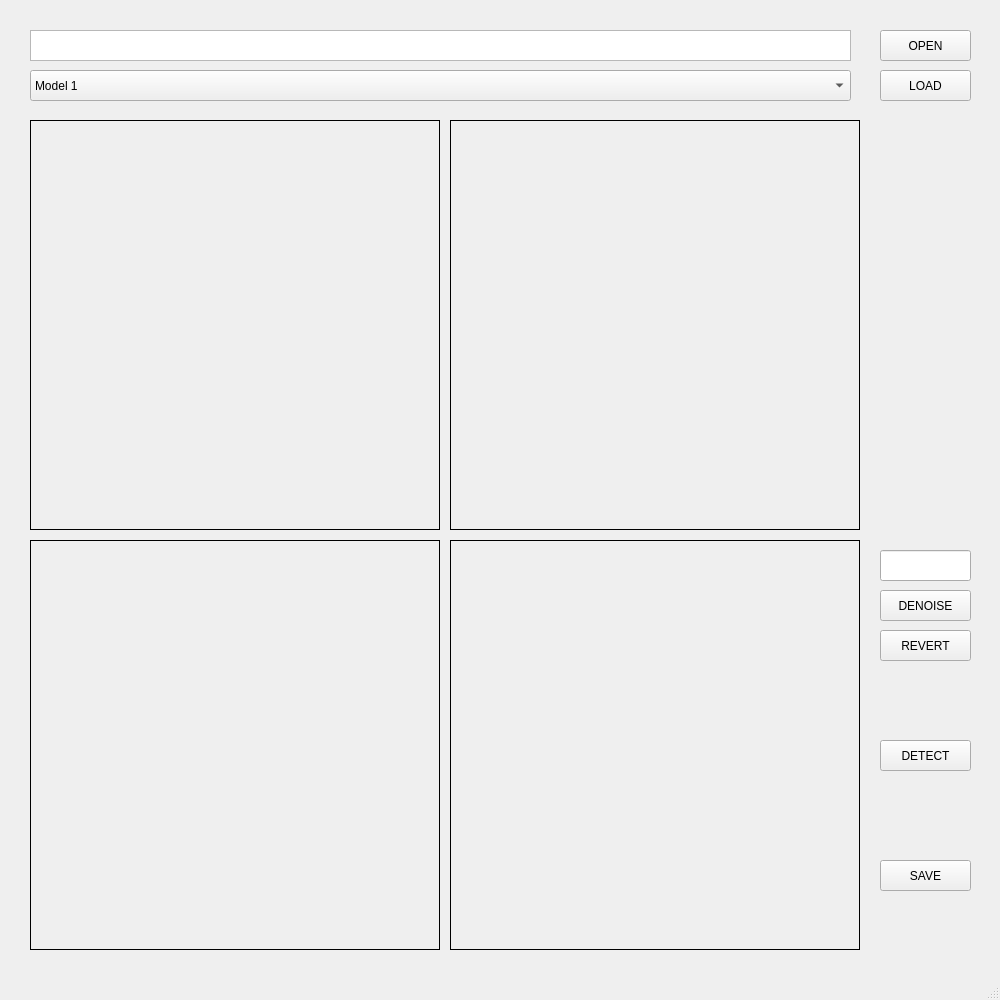
gemengshu/AtomSegGUI, file AtomSeg_V1.ui: the form before one commit.
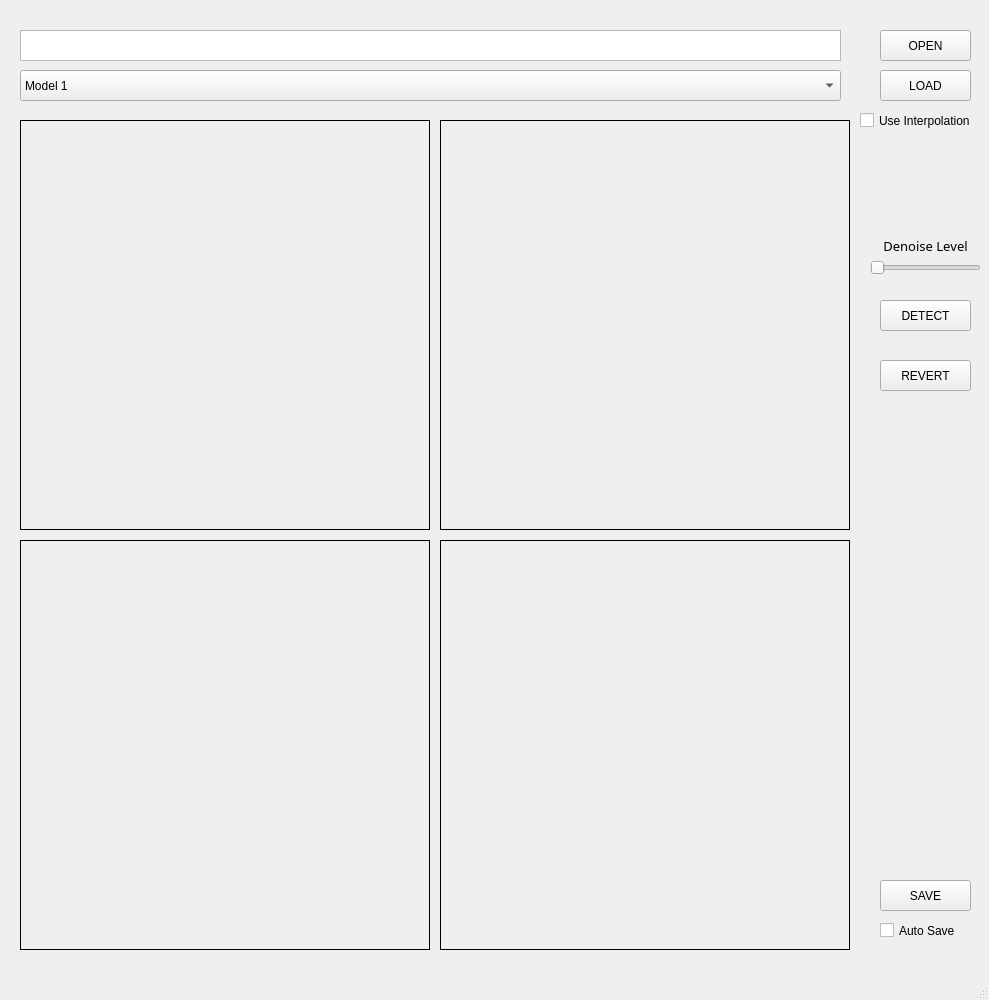
The form after the commit.

Diff of the .ui file:
```diff
--- a/AtomSeg_V1.ui
+++ b/AtomSeg_V1.ui
@@ -6,7 +6,7 @@
    <rect>
     <x>0</x>
     <y>0</y>
-    <width>1000</width>
+    <width>989</width>
     <height>1000</height>
    </rect>
   </property>
@@ -20,7 +20,7 @@
     </property>
     <property name="geometry">
      <rect>
-      <x>30</x>
+      <x>20</x>
       <y>30</y>
       <width>821</width>
       <height>31</height>
@@ -56,7 +56,7 @@
    <widget class="QLabel" name="ori">
     <property name="geometry">
      <rect>
-      <x>30</x>
+      <x>20</x>
       <y>120</y>
       <width>410</width>
       <height>410</height>
@@ -75,7 +75,7 @@
    <widget class="QLabel" name="model_output">
     <property name="geometry">
      <rect>
-      <x>450</x>
+      <x>440</x>
       <y>120</y>
       <width>410</width>
       <height>410</height>
@@ -94,7 +94,7 @@
    <widget class="QLabel" name="preprocess">
     <property name="geometry">
      <rect>
-      <x>30</x>
+      <x>20</x>
       <y>540</y>
       <width>410</width>
       <height>410</height>
@@ -113,7 +113,7 @@
    <widget class="QLabel" name="detect_result">
     <property name="geometry">
      <rect>
-      <x>450</x>
+      <x>440</x>
       <y>540</y>
       <width>410</width>
       <height>410</height>
@@ -129,34 +129,11 @@
      <bool>true</bool>
     </property>
    </widget>
-   <widget class="QPushButton" name="denoise">
-    <property name="geometry">
-     <rect>
-      <x>880</x>
-      <y>590</y>
-      <width>91</width>
-      <height>31</height>
-     </rect>
-    </property>
-    <property name="text">
-     <string>DENOISE</string>
-    </property>
-   </widget>
-   <widget class="QLineEdit" name="se_num">
-    <property name="geometry">
-     <rect>
-      <x>880</x>
-      <y>550</y>
-      <width>91</width>
-      <height>31</height>
-     </rect>
-    </property>
-   </widget>
    <widget class="QPushButton" name="revert">
     <property name="geometry">
      <rect>
       <x>880</x>
-      <y>630</y>
+      <y>360</y>
       <width>91</width>
       <height>31</height>
      </rect>
@@ -169,7 +146,7 @@
     <property name="geometry">
      <rect>
       <x>880</x>
-      <y>740</y>
+      <y>300</y>
       <width>91</width>
       <height>31</height>
      </rect>
@@ -182,7 +159,7 @@
     <property name="geometry">
      <rect>
       <x>880</x>
-      <y>860</y>
+      <y>880</y>
       <width>91</width>
       <height>31</height>
      </rect>
@@ -194,7 +171,7 @@
    <widget class="QComboBox" name="modelPath">
     <property name="geometry">
      <rect>
-      <x>30</x>
+      <x>20</x>
       <y>70</y>
       <width>821</width>
       <height>31</height>
@@ -219,6 +196,81 @@
      </property>
     </item>
    </widget>
+   <widget class="QSlider" name="se_num">
+    <property name="geometry">
+     <rect>
+      <x>870</x>
+      <y>260</y>
+      <width>111</width>
+      <height>16</height>
+     </rect>
+    </property>
+    <property name="font">
+     <font>
+      <pointsize>9</pointsize>
+     </font>
+    </property>
+    <property name="maximum">
+     <number>20</number>
+    </property>
+    <property name="orientation">
+     <enum>Qt::Horizontal</enum>
+    </property>
+   </widget>
+   <widget class="QCheckBox" name="use_inter">
+    <property name="geometry">
+     <rect>
+      <x>860</x>
+      <y>110</y>
+      <width>131</width>
+      <height>21</height>
+     </rect>
+    </property>
+    <property name="text">
+     <string>Use Interpolation</string>
+    </property>
+   </widget>
+   <widget class="QLabel" name="label">
+    <property name="geometry">
+     <rect>
+      <x>870</x>
+      <y>230</y>
+      <width>111</width>
+      <height>31</height>
+     </rect>
+    </property>
+    <property name="font">
+     <font>
+      <family>Sans Serif</family>
+      <pointsize>10</pointsize>
+      <weight>50</weight>
+      <bold>false</bold>
+      <kerning>false</kerning>
+     </font>
+    </property>
+    <property name="frameShape">
+     <enum>QFrame::NoFrame</enum>
+    </property>
+    <property name="text">
+     <string>Denoise Level</string>
+    </property>
+    <property name="alignment">
+     <set>Qt::AlignCenter</set>
+    </property>
+   </widget>
+   <widget class="QCheckBox" name="auto_save">
+    <property name="geometry">
+     <rect>
+      <x>880</x>
+      <y>920</y>
+      <width>101</width>
+      <height>21</height>
+     </rect>
+    </property>
+    <property name="text">
+     <string>Auto Save</string>
+    </property>
+   </widget>
   </widget>
   <widget class="QMenuBar" name="menubar">
    <property name="geometry">
```
Left out of the diff: 4 changed lines with no effect on the pictures.
